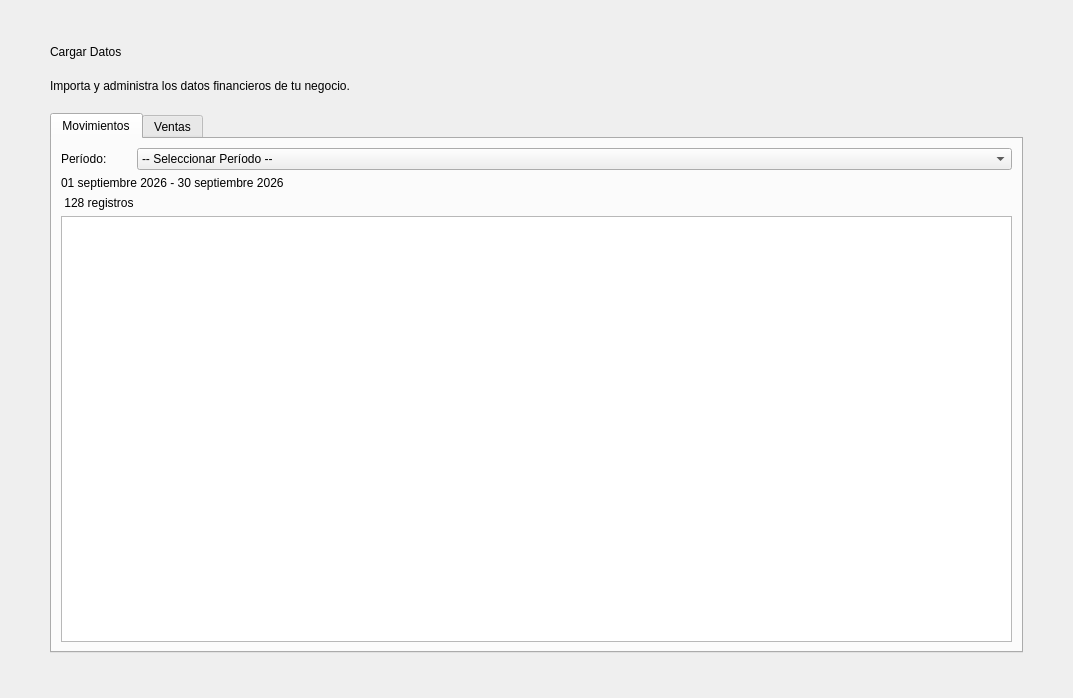
This is app/ui/dashboard/pages/movimientos.ui in Brando-1510/Proyecto-Integrador-2.0 as Qt 5 draws it before an edit. The edited form follows.
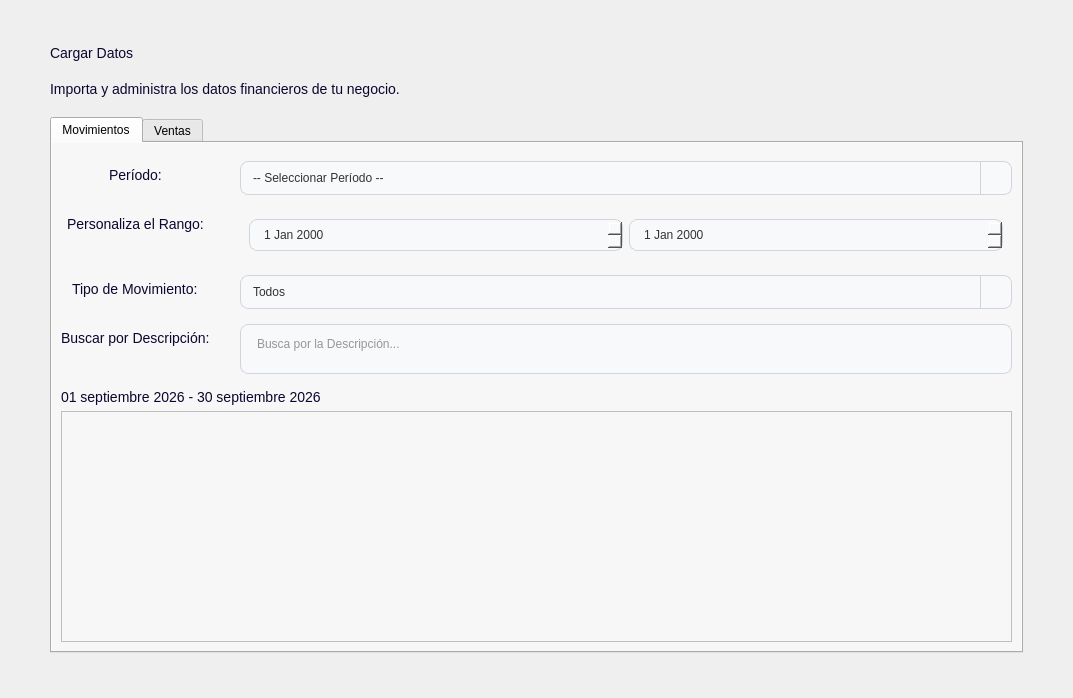
This is the edited form. The open tabs and pages were chosen to show the change. Icons and pictures are not drawn.

Commit message: (fix): arreglando problemas para crear cuenta

Patch:
```diff
--- a/app/ui/dashboard/pages/movimientos.ui
+++ b/app/ui/dashboard/pages/movimientos.ui
@@ -104,6 +104,47 @@
     background-color: rgba(131, 117, 174, 0.9);
 }
 /* --- ESTILO DEL QCOMBOBOX --- */
+/* --- ESTADO BASE --- */
+QLineEdit, QDateEdit, QPlainTextEdit, QComboBox {
+    background-color: #F8F9FA; 
+    border: 1px solid #D1D5DB; 
+    border-radius: 8px;     
+    padding: 8px 12px;         
+    color: #333333;          
+}
+
+/* --- CUANDO EL MOUSE ESTÁ ENCIMA (HOVER) --- */
+QLineEdit:hover, QDateEdit:hover, QPlainTextEdit:hover, QComboBox:hover {
+    border: 1px solid #9CA3AF;
+    background-color: #F3F4F6;
+}
+
+/* --- CUANDO TIENE EL FOCO / SE ESTÁ ESCRIBIENDO (FOCUS) --- */
+QLineEdit:focus, QDateEdit:focus, QPlainTextEdit:focus, QComboBox:focus {
+    border: 2px solid #744bcc;
+    background-color: #FFFFFF;
+}
+
+/* --- CUANDO EL CAMPO ESTÁ DESHABILITADO (DISABLED) --- */
+QLineEdit:disabled, QDateEdit:disabled, QPlainTextEdit:disabled, QComboBox:disabled {
+    background-color: #E5E7EB;
+    color: #9CA3AF;
+    border: 1px solid #D1D5DB;
+}
+
+/* --- ESTILO ESPECÍFICO PARA EL BOTÓN DE FLECHA EN QDATEEDIT --- */
+QDateEdit::drop-down {
+    subcontrol-origin: padding;
+    subcontrol-position: top right;
+    width: 20px;
+    border-left-width: 1px;
+    border-left-color: #D1D5DB;
+    border-left-style: solid;
+    border-top-right-radius: 8px;
+    border-bottom-right-radius: 8px;
+}
+
+/* --- ESTILO DEL QCOMBOBOX --- */
 QComboBox {
     background-color: #F8F9FA;
     border: 1px solid #D1D5DB;
@@ -160,9 +201,7 @@
 QComboBox QAbstractItemView::item:hover {
     background-color: #F3F4F6;
     color: #333333;
-}
-/*
-</string>
+}</string>
   </property>
   <layout class="QVBoxLayout" name="verticalLayout">
    <item>
@@ -505,6 +544,86 @@
                    </item>
                   </widget>
                  </item>
+                 <item row="2" column="0">
+                  <widget class="QLabel" name="label">
+                   <property name="text">
+                    <string>Tipo de Movimiento:</string>
+                   </property>
+                   <property name="texto" stdset="0">
+                    <string>Destacado</string>
+                   </property>
+                  </widget>
+                 </item>
+                 <item row="2" column="1">
+                  <widget class="QComboBox" name="comboBox_3">
+                   <item>
+                    <property name="text">
+                     <string>Todos</string>
+                    </property>
+                   </item>
+                   <item>
+                    <property name="text">
+                     <string>Ingresos</string>
+                    </property>
+                   </item>
+                   <item>
+                    <property name="text">
+                     <string>Gastos</string>
+                    </property>
+                   </item>
+                  </widget>
+                 </item>
+                 <item row="3" column="0">
+                  <widget class="QLabel" name="label_2">
+                   <property name="text">
+                    <string>Buscar por Descripción:</string>
+                   </property>
+                   <property name="texto" stdset="0">
+                    <string>Destacado</string>
+                   </property>
+                  </widget>
+                 </item>
+                 <item row="3" column="1">
+                  <widget class="QPlainTextEdit" name="plainTextEdit">
+                   <property name="maximumSize">
+                    <size>
+                     <width>16777215</width>
+                     <height>50</height>
+                    </size>
+                   </property>
+                   <property name="placeholderText">
+                    <string>Busca por la Descripción...</string>
+                   </property>
+                  </widget>
+                 </item>
+                 <item row="1" column="0">
+                  <widget class="QLabel" name="label_7">
+                   <property name="text">
+                    <string>Personaliza el Rango:</string>
+                   </property>
+                   <property name="texto" stdset="0">
+                    <string>Destacado</string>
+                   </property>
+                  </widget>
+                 </item>
+                 <item row="1" column="1">
+                  <widget class="QWidget" name="widget" native="true">
+                   <property name="maximumSize">
+                    <size>
+                     <width>16777215</width>
+                     <height>50</height>
+                    </size>
+                   </property>
+                   <layout class="QHBoxLayout" name="horizontalLayout">
+                    <item>
+                     <widget class="QDateEdit" name="dateEdit"/>
+                    </item>
+                    <item>
+                     <widget class="QDateEdit" name="dateEdit_2"/>
+                    </item>
+                   </layout>
+                  </widget>
+                 </item>
                 </layout>
                </item>
                <item>
@@ -517,16 +636,6 @@
                  </property>
                 </widget>
                </item>
-               <item>
-                <widget class="QLabel" name="lblCantidadDatos">
-                 <property name="text">
-                  <string> 128 registros    </string>
-                 </property>
-                 <property name="texto" stdset="0">
-                  <string>Descripcion</string>
-                 </property>
-                </widget>
-               </item>
                <item>
                 <widget class="QTableView" name="movimientosTable"/>
                </item>
```
Left out of the diff: 63 changed lines with no effect on the pictures. The commit also changes 8 other files.
